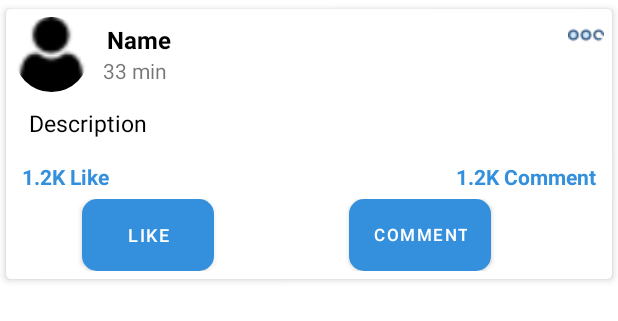
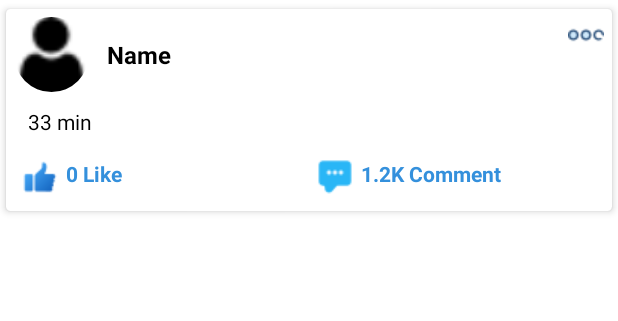
Before and after one commit to WaelAlQawasmi/SocialUniversity, an Android app: the layout post_row.xml on its own in the app's theme, with its tools: preview values and no code run, on a phone screen of 412 x 824 dp. Shown: the top 321 px of the screen. Run offline under Robolectric (Android 15) with nearby library versions, the light colour scheme and no system bars.

Commit message:
Add Post

```diff
--- a/App/app/src/main/java/com/example/socialuniversityapp/ui/UniversityPostActivity.java
+++ b/App/app/src/main/java/com/example/socialuniversityapp/ui/UniversityPostActivity.java
@@ -128,10 +128,7 @@ public class UniversityPostActivity extends Fragment {
                                     likesCount++;
                                     if (postLike.getUserId().equals(authUserId)){
                                         flag = true;
-                                        // change the button
-                                        Button bLike = view.findViewById(R.id.like);
-                                        bLike.setText("Liked");
-                                        bLike.setEnabled(false);
+
                                         // TODO: 6/25/2022 disLike -> delete the current like row from the table
                                     }
                                 }
@@ -193,4 +190,5 @@ public class UniversityPostActivity extends Fragment {
         return true;
         });
     }
+
 }
--- a/App/app/src/main/res/layout/activity_university_post.xml
+++ b/App/app/src/main/res/layout/activity_university_post.xml
@@ -5,6 +5,7 @@
     xmlns:tools="http://schemas.android.com/tools"
     android:layout_width="match_parent"
     android:layout_height="match_parent"
+    android:paddingBottom="50dp"
     tools:context=".ui.UniversityPostActivity">
 
     <androidx.recyclerview.widget.RecyclerView
--- a/App/app/src/main/res/layout/post_row.xml
+++ b/App/app/src/main/res/layout/post_row.xml
@@ -48,12 +48,7 @@
                     android:layout_marginStart="12dp"
                     android:textStyle="bold" />
 
-                <TextView
-                    android:id="@+id/uniTime"
-                    android:layout_width="wrap_content"
-                    android:layout_height="wrap_content"
-                    android:layout_marginStart="9dp"
-                    android:text="33 min" />
+
 
             </LinearLayout>
 
@@ -66,35 +61,41 @@
                 android:src="@drawable/more" />
 
         </LinearLayout>
-
         <TextView
             android:id="@+id/postDesc"
-            android:layout_width="match_parent"
+            android:layout_width="wrap_content"
             android:layout_height="wrap_content"
-            android:text="Description"
-            android:padding="10dp"
+            android:layout_marginStart="9dp"
             android:textColor="@color/black"
-            android:textSize="15sp" />
+            android:layout_marginTop="10dp"
+            android:text="33 min" />
+
 
         <ImageView
             android:id="@+id/post_img"
             android:layout_width="match_parent"
-            android:layout_height="wrap_content"
+            android:layout_height="200dp"
             android:src="@drawable/ic_launcher_background"
             tools:srcCompat="@tools:sample/avatars"
+            android:layout_gravity="center"
             android:visibility="gone"/>
+
 
         <LinearLayout
             android:layout_width="match_parent"
             android:layout_height="wrap_content"
-            android:orientation="horizontal">
+            android:orientation="horizontal"
+            android:layout_marginTop="10dp"
+            >
 
             <TextView
                 android:id="@+id/post_like"
                 android:layout_width="match_parent"
                 android:layout_height="wrap_content"
                 android:layout_weight="1"
-                android:text="1.2K Like"
+                android:drawableStart="@drawable/_like_"
+                android:drawablePadding="5dp"
+                android:text="0 Like"
                 android:padding="5dp"
                 android:textColor="@color/main_color"
                 android:textStyle="bold" />
@@ -105,42 +106,15 @@
                 android:layout_height="wrap_content"
                 android:layout_weight="1"
                 android:text="1.2K Comment"
-                android:textAlignment="textEnd"
+                android:drawableStart="@drawable/comment"
+                android:drawablePadding="5dp"
                 android:padding="5dp"
                 android:textColor="@color/main_color"
                 android:textStyle="bold"/>
         </LinearLayout>
 
 
-        <LinearLayout
-            android:layout_width="match_parent"
-            android:layout_height="wrap_content"
-            android:orientation="horizontal">
 
-            <Button
-                android:id="@+id/like"
-                android:layout_width="wrap_content"
-                android:layout_height="wrap_content"
-                android:text="Like"
-                android:layout_gravity="start"
-                android:textColor="@color/white"
-                android:textSize="12sp"
-                android:layout_marginStart="45dp"
-                android:background="@drawable/button_style"
-                app:rippleColor="#33AAAAAA" />
-
-            <Button
-                android:id="@+id/comment"
-                android:layout_width="wrap_content"
-                android:layout_height="wrap_content"
-                android:text="COMMENT"
-                android:textColor="@color/white"
-                android:textSize="11sp"
-                android:layout_marginStart="90dp"
-                android:background="@drawable/button_style"
-                app:rippleColor="#33AAAAAA" />
-
-        </LinearLayout>
 
     </LinearLayout>
 
```
Also changed, not shown: App/app/src/main/java/com/example/socialuniversityapp/recycler_view/UniversityPostActivity.java (+50 -10 lines), App/app/src/main/java/com/example/socialuniversityapp/ui/AddPostActivity.java (+11 -2 lines), App/gradle/wrapper/gradle-wrapper.properties.
